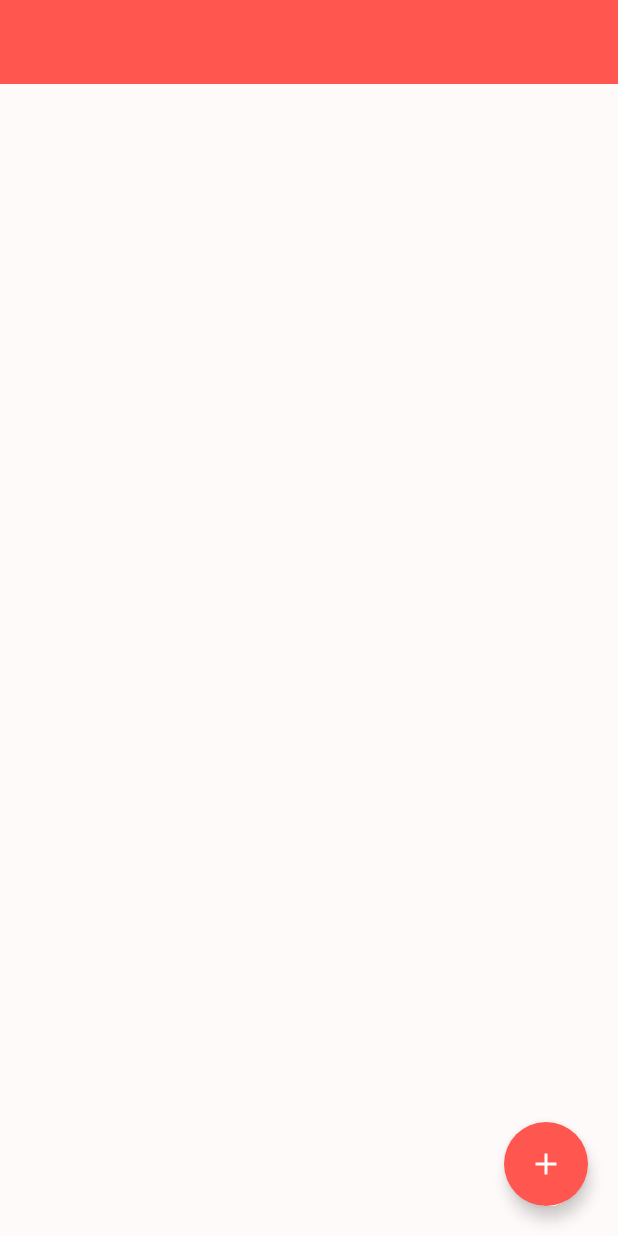
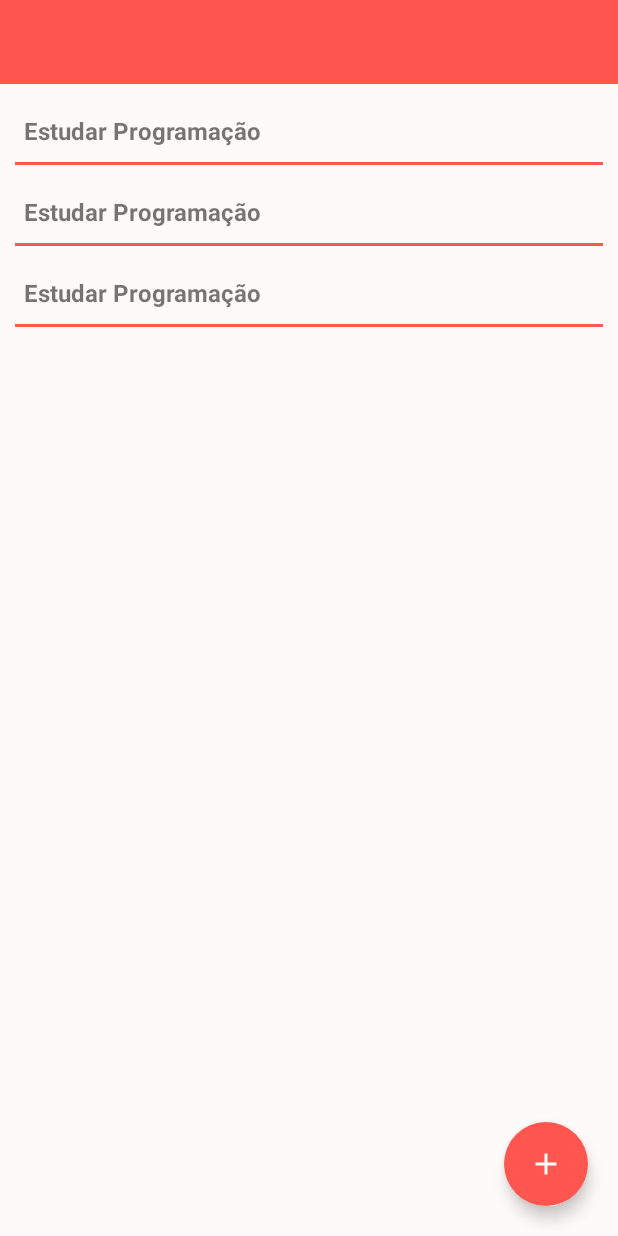
Before and after one commit to Matheus-MNS/android-to-do-list, an Android app: the layout fragment_task_list.xml on its own in the app's theme, with its tools: preview values and no code run, on a phone screen of 412 x 824 dp. Run offline under Robolectric (Android 15) with nearby library versions, the phone set to English and light mode, and no system bars.

Commit message:
Sql impemented

```diff
--- /dev/null
+++ b/app/src/main/java/com/example/todolist/common/data/TableNameConstants.kt
@@ -0,0 +1,5 @@
+package com.example.todolist.common.data
+
+private const val VERSION = 1
+private const val NAME_DB = "DB_TASK"
+private const val TABLE_TASK = "task"
--- a/app/src/main/java/com/example/todolist/feature/task_list_fragment/presentation/TaskListFragment.kt
+++ b/app/src/main/java/com/example/todolist/feature/task_list_fragment/presentation/TaskListFragment.kt
@@ -12,11 +12,14 @@ import androidx.navigation.fragment.findNavController
 import com.example.todolist.R
 import com.example.todolist.common.extensions.setVisible
 import com.example.todolist.databinding.FragmentTaskListBinding
+import com.example.todolist.feature.task_list_fragment.presentation.adapter.TaskAdapter
+import com.example.todolist.feature.task_list_fragment.presentation.model.TaskModel
 
 
 class TaskListFragment : Fragment() {
 
     private lateinit var binding: FragmentTaskListBinding
+    private lateinit var adapter: TaskAdapter
 
     override fun onCreateView(
         inflater: LayoutInflater,
--- a/app/src/main/java/com/example/todolist/feature/task_list_fragment/presentation/model/TaskModel.kt
+++ b/app/src/main/java/com/example/todolist/feature/task_list_fragment/presentation/model/TaskModel.kt
@@ -1,11 +1,7 @@
 package com.example.todolist.feature.task_list_fragment.presentation.model
-
-import com.google.gson.annotations.SerializedName
 
 
 data class TaskModel(
-    @SerializedName("id")
-    var taskId: Int,
-    @SerializedName("task")
+    var id: Int,
     var taks: String
 )
--- /dev/null
+++ b/app/src/main/res/drawable/ic_save.xml
@@ -0,0 +1,5 @@
+<vector android:height="24dp" android:tint="#FFFFFF"
+    android:viewportHeight="24" android:viewportWidth="24"
+    android:width="24dp" xmlns:android="http://schemas.android.com/apk/res/android">
+    <path android:fillColor="@android:color/white" android:pathData="M17,3L5,3c-1.11,0 -2,0.9 -2,2v14c0,1.1 0.89,2 2,2h14c1.1,0 2,-0.9 2,-2L21,7l-4,-4zM12,19c-1.66,0 -3,-1.34 -3,-3s1.34,-3 3,-3 3,1.34 3,3 -1.34,3 -3,3zM15,9L5,9L5,5h10v4z"/>
+</vector>
--- a/app/src/main/res/layout/custom_toolbar.xml
+++ b/app/src/main/res/layout/custom_toolbar.xml
@@ -28,4 +28,16 @@
         app:layout_constraintStart_toStartOf="parent"
         app:layout_constraintTop_toTopOf="parent" />
 
+    <View
+        android:id="@+id/saveTask"
+        android:layout_width="24dp"
+        android:layout_height="24dp"
+        android:layout_marginEnd="20dp"
+        android:background="@drawable/ic_save"
+        android:visibility="gone"
+        app:layout_constraintBottom_toBottomOf="parent"
+        app:layout_constraintEnd_toEndOf="parent"
+        app:layout_constraintTop_toTopOf="parent" />
+
+
 </androidx.constraintlayout.widget.ConstraintLayout>
--- a/app/src/main/res/layout/fragment_add_task.xml
+++ b/app/src/main/res/layout/fragment_add_task.xml
@@ -11,11 +11,13 @@
         layout="@layout/custom_toolbar" />
 
     <com.google.android.material.textfield.TextInputEditText
+        android:id="@+id/taskName"
         android:layout_width="0dp"
+
         android:layout_height="wrap_content"
         android:layout_margin="5dp"
+        android:backgroundTint="@color/red_light"
         android:hint="Digite a tarefa:"
-        android:backgroundTint="@color/red_light"
         app:layout_constraintEnd_toEndOf="parent"
         app:layout_constraintStart_toStartOf="parent"
         app:layout_constraintTop_toBottomOf="@id/toolbar" />
--- a/app/src/main/res/layout/fragment_task_list.xml
+++ b/app/src/main/res/layout/fragment_task_list.xml
@@ -23,4 +23,15 @@
         app:layout_constraintBottom_toBottomOf="parent"
         app:layout_constraintEnd_toEndOf="parent" />
 
+    <androidx.recyclerview.widget.RecyclerView
+        android:id="@+id/taskListRecyclerView"
+        android:layout_width="match_parent"
+        android:layout_height="0dp"
+        app:layoutManager="androidx.recyclerview.widget.LinearLayoutManager"
+        app:layout_constraintEnd_toEndOf="parent"
+        app:layout_constraintStart_toStartOf="parent"
+        app:layout_constraintTop_toBottomOf="@id/toolbar"
+        tools:listitem="@layout/item_task" />
+
+
 </androidx.constraintlayout.widget.ConstraintLayout>
--- a/app/src/main/res/layout/item_task.xml
+++ b/app/src/main/res/layout/item_task.xml
@@ -3,7 +3,7 @@
     xmlns:app="http://schemas.android.com/apk/res-auto"
     xmlns:tools="http://schemas.android.com/tools"
     android:layout_width="match_parent"
-    android:layout_height="match_parent">
+    android:layout_height="wrap_content">
 
 
     <androidx.appcompat.widget.AppCompatTextView
@@ -16,7 +16,7 @@
         android:textStyle="bold"
         app:layout_constraintStart_toStartOf="parent"
         app:layout_constraintTop_toTopOf="parent"
-        tools:text="Limpar a Casa" />
+        tools:text="Estudar Programação" />
 
     <View
         android:layout_width="match_parent"
@@ -26,6 +26,4 @@
         app:layout_constraintEnd_toEndOf="parent"
         app:layout_constraintStart_toStartOf="parent"
         app:layout_constraintTop_toBottomOf="@id/task" />
-
-
 </androidx.constraintlayout.widget.ConstraintLayout>
--- a/build.gradle
+++ b/build.gradle
@@ -22,7 +22,7 @@ buildscript {
         mavenCentral()
     }
     dependencies {
-        classpath "com.android.tools.build:gradle:7.0.1"
+        classpath 'com.android.tools.build:gradle:7.0.2'
         classpath "org.jetbrains.kotlin:kotlin-gradle-plugin:$kotlin_version"
         classpath "androidx.navigation:navigation-safe-args-gradle-plugin:$safeargs_version"
 
```
Also changed, not shown: app/src/main/java/com/example/todolist/common/data/DataBaseHelper.kt (added, +34 -0 lines), app/src/main/java/com/example/todolist/common/data/TaskDAO.kt (added, +43 -0 lines), app/src/main/java/com/example/todolist/common/data/TaskDAOInterface.kt (added, +11 -0 lines), app/src/main/java/com/example/todolist/common/di/CommonModule.kt (+8 -1 lines), app/src/main/java/com/example/todolist/feature/add_task_fragment/AddTaskFragment.kt (+10 -0 lines), app/src/main/java/com/example/todolist/feature/task_list_fragment/di/TaskDataModule.kt (+7 -1 lines), app/src/main/java/com/example/todolist/feature/task_list_fragment/presentation/adapter/TaskAdapter.kt (+7 -5 lines).
